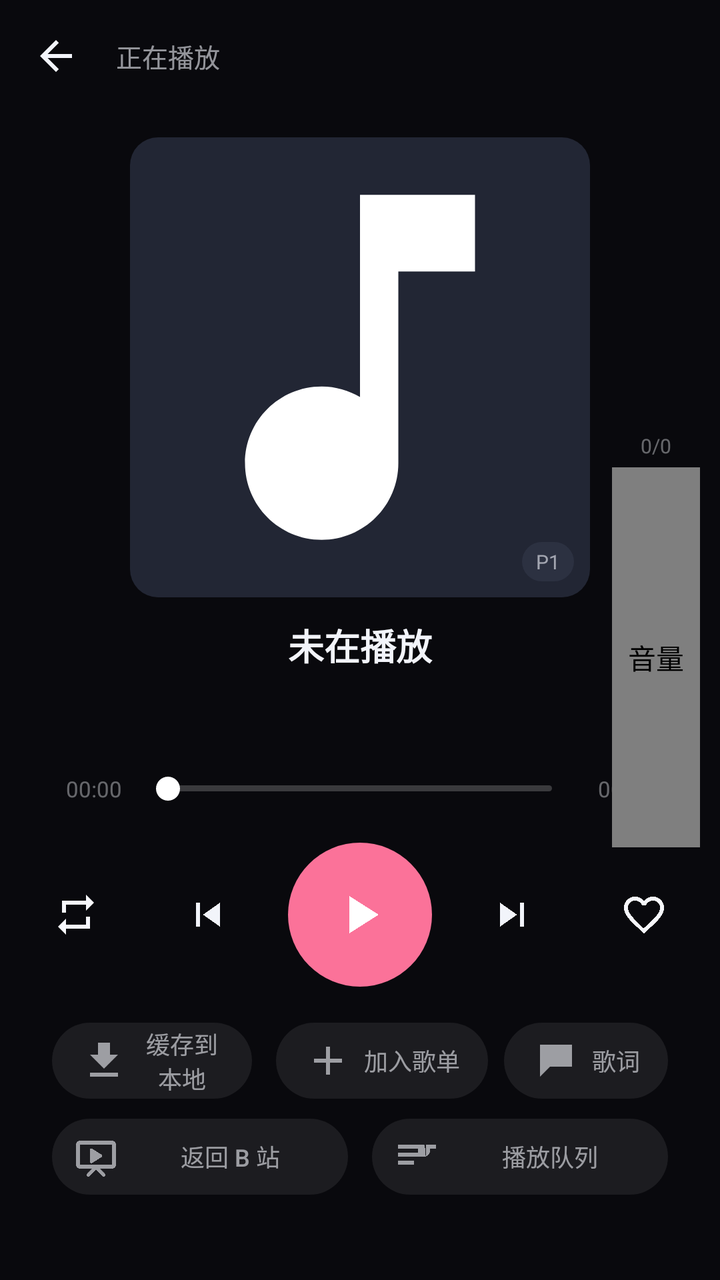
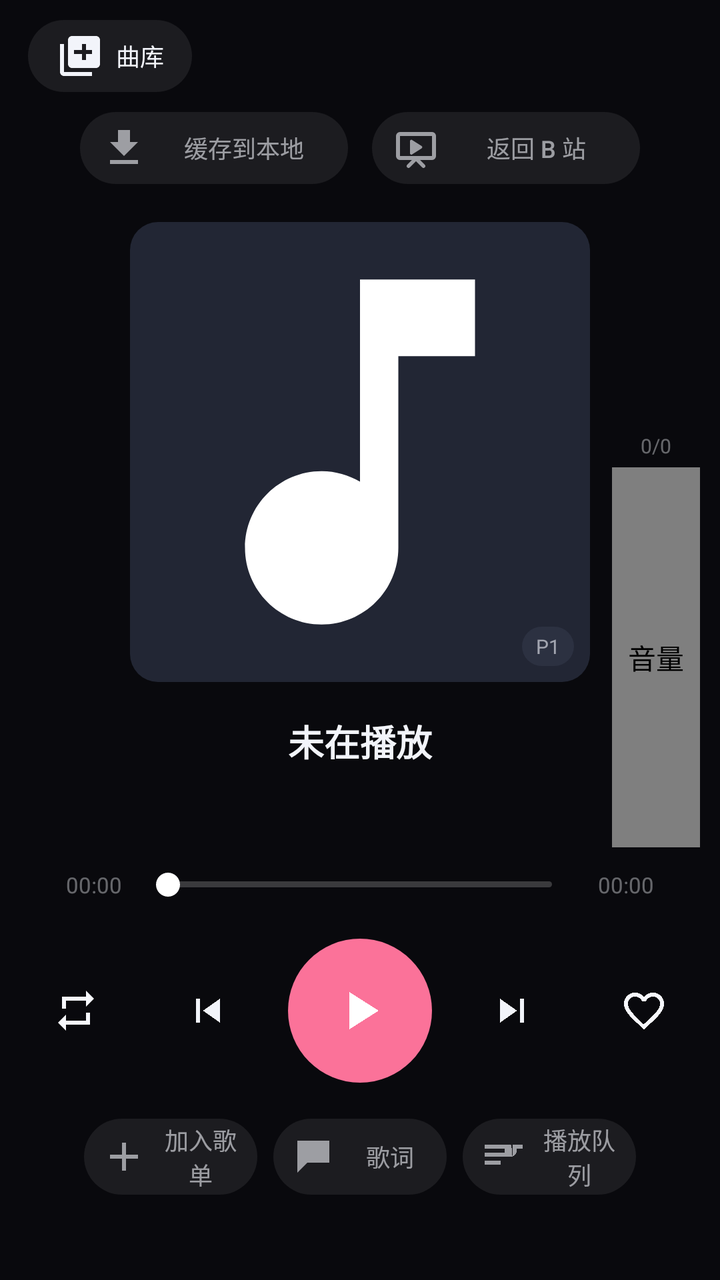

Screens rendered from an Android XML layout before and after an edit, with the pre-edit source and the edit as a unified diff.
<!-- AndroidManifest.xml: activity theme AppTheme -->
<!-- res/layout/activity_player.xml -->
<?xml version="1.0" encoding="utf-8"?>
<FrameLayout xmlns:android="http://schemas.android.com/apk/res/android"
    android:layout_width="match_parent"
    android:layout_height="match_parent"
    android:background="@color/bg">

    <ImageView
        android:id="@+id/bg"
        android:layout_width="match_parent"
        android:layout_height="match_parent"
        android:scaleType="centerCrop" />

    <View
        android:layout_width="match_parent"
        android:layout_height="match_parent"
        android:background="#86000000" />

    <LinearLayout
        android:layout_width="match_parent"
        android:layout_height="match_parent"
        android:orientation="vertical">

        <LinearLayout
            android:layout_width="match_parent"
            android:layout_height="56dp"
            android:gravity="center_vertical"
            android:orientation="horizontal"
            android:paddingLeft="6dp"
            android:paddingRight="6dp">

            <ImageButton
                android:id="@+id/back"
                android:layout_width="44dp"
                android:layout_height="44dp"
                android:background="@null"
                android:contentDescription="收起"
                android:src="@drawable/ic_back"
                android:tint="@color/text" />

            <TextView
                android:layout_width="0dp"
                android:layout_height="wrap_content"
                android:layout_weight="1"
                android:ellipsize="end"
                android:gravity="center_vertical"
                android:paddingLeft="8dp"
                android:singleLine="true"
                android:text="@string/now_playing"
                android:textColor="@color/text_sub"
                android:textSize="13sp" />
        </LinearLayout>

        <View
            android:layout_width="match_parent"
            android:layout_height="0dp"
            android:layout_weight="0.6" />

        <FrameLayout
            android:id="@+id/art_box"
            android:layout_width="230dp"
            android:layout_height="230dp"
            android:layout_gravity="center_horizontal">

            <ImageView
                android:id="@+id/art"
                android:layout_width="match_parent"
                android:layout_height="match_parent"
                android:background="@drawable/shape_card"
                android:scaleType="centerCrop"
                android:src="@drawable/ic_music_note" />

            <TextView
                android:id="@+id/n_badge"
                android:layout_width="wrap_content"
                android:layout_height="wrap_content"
                android:layout_gravity="bottom|right"
                android:layout_margin="8dp"
                android:background="@drawable/shape_card2"
                android:paddingBottom="3dp"
                android:paddingLeft="7dp"
                android:paddingRight="7dp"
                android:paddingTop="3dp"
                android:text="P1"
                android:textColor="@color/text_sub"
                android:textSize="10sp" />
        </FrameLayout>

        <View
            android:layout_width="match_parent"
            android:layout_height="0dp"
            android:layout_weight="0.5" />

        <LinearLayout
            android:layout_width="match_parent"
            android:layout_height="wrap_content"
            android:orientation="vertical"
            android:paddingLeft="26dp"
            android:paddingRight="26dp">

            <TextView
                android:id="@+id/title"
                android:layout_width="match_parent"
                android:layout_height="wrap_content"
                android:ellipsize="end"
                android:gravity="center"
                android:singleLine="true"
                android:text="未在播放"
                android:textColor="@color/text"
                android:textSize="18sp"
                android:textStyle="bold" />

            <TextView
                android:id="@+id/author"
                android:layout_width="match_parent"
                android:layout_height="wrap_content"
                android:layout_marginTop="6dp"
                android:ellipsize="end"
                android:gravity="center"
                android:singleLine="true"
                android:text=""
                android:textColor="@color/text_sub"
                android:textSize="13sp" />

            <LinearLayout
                android:id="@+id/row_seek"
                android:layout_width="match_parent"
                android:layout_height="wrap_content"
                android:layout_marginTop="22dp"
                android:gravity="center_vertical"
                android:orientation="horizontal">

                <TextView
                    android:id="@+id/t_cur"
                    android:layout_width="42dp"
                    android:layout_height="wrap_content"
                    android:gravity="center"
                    android:text="00:00"
                    android:textColor="@color/text_dim"
                    android:textSize="11sp" />

                <SeekBar
                    android:id="@+id/seek"
                    android:layout_width="0dp"
                    android:layout_height="26dp"
                    android:layout_weight="1"
                    android:max="1000"
                    android:progressDrawable="@drawable/seek_gray"
                    android:splitTrack="false"
                    android:thumb="@drawable/seek_thumb" />

                <TextView
                    android:id="@+id/t_dur"
                    android:layout_width="42dp"
                    android:layout_height="wrap_content"
                    android:gravity="center"
                    android:text="00:00"
                    android:textColor="@color/text_dim"
                    android:textSize="11sp" />
            </LinearLayout>

            <LinearLayout
                android:id="@+id/row_ctrl"
                android:layout_width="match_parent"
                android:layout_height="wrap_content"
                android:layout_marginTop="14dp"
                android:gravity="center"
                android:orientation="horizontal">

                <ImageButton
                    android:id="@+id/btn_mode"
                    android:layout_width="48dp"
                    android:layout_height="48dp"
                    android:background="@null"
                    android:contentDescription="播放模式"
                    android:src="@drawable/ic_repeat"
                    android:tint="@color/text_sub" />

                <View
                    android:layout_width="16dp"
                    android:layout_height="1dp" />

                <ImageButton
                    android:id="@+id/btn_prev"
                    android:layout_width="52dp"
                    android:layout_height="52dp"
                    android:background="@null"
                    android:contentDescription="上一首"
                    android:src="@drawable/ic_prev"
                    android:tint="@color/text" />

                <ImageButton
                    android:id="@+id/btn_play"
                    android:layout_width="72dp"
                    android:layout_height="72dp"
                    android:layout_marginLeft="14dp"
                    android:layout_marginRight="14dp"
                    android:background="@drawable/circle_accent"
                    android:contentDescription="@string/play"
                    android:padding="20dp"
                    android:scaleType="fitCenter"
                    android:src="@drawable/ic_play"
                    android:tint="@color/white" />

                <ImageButton
                    android:id="@+id/btn_next"
                    android:layout_width="52dp"
                    android:layout_height="52dp"
                    android:background="@null"
                    android:contentDescription="下一首"
                    android:src="@drawable/ic_next"
                    android:tint="@color/text" />

                <View
                    android:layout_width="16dp"
                    android:layout_height="1dp" />

                <ImageButton
                    android:id="@+id/btn_fav"
                    android:layout_width="48dp"
                    android:layout_height="48dp"
                    android:background="@null"
                    android:contentDescription="收藏"
                    android:src="@drawable/ic_fav_border"
                    android:tint="@color/text_sub" />
            </LinearLayout>

            <LinearLayout
                android:id="@+id/row_btns"
                android:layout_width="match_parent"
                android:layout_height="wrap_content"
                android:layout_marginTop="18dp"
                android:gravity="center"
                android:orientation="horizontal">

                <Button
                    android:id="@+id/btn_cache"
                    android:layout_width="0dp"
                    android:layout_height="38dp"
                    android:layout_weight="1"
                    android:background="@drawable/ripple_round"
                    android:drawableLeft="@drawable/ic_download"
                    android:drawablePadding="6dp"
                    android:drawableTint="@color/text_sub"
                    android:minWidth="0dp"
                    android:paddingLeft="14dp"
                    android:paddingRight="14dp"
                    android:text="缓存到本地"
                    android:textAllCaps="false"
                    android:textColor="@color/text_sub"
                    android:textSize="12sp" />

                <View
                    android:layout_width="12dp"
                    android:layout_height="1dp" />

                <Button
                    android:id="@+id/btn_add_pl"
                    android:layout_width="wrap_content"
                    android:layout_height="38dp"
                    android:background="@drawable/ripple_round"
                    android:drawableLeft="@drawable/ic_add"
                    android:drawablePadding="6dp"
                    android:drawableTint="@color/text_sub"
                    android:minWidth="0dp"
                    android:paddingLeft="14dp"
                    android:paddingRight="14dp"
                android:text="加入歌单"
                android:textAllCaps="false"
                android:textColor="@color/text_sub"
                android:textSize="12sp" />

                <View
                    android:layout_width="8dp"
                    android:layout_height="1dp" />

                <Button
                    android:id="@+id/btn_lyric"
                    android:layout_width="wrap_content"
                    android:layout_height="38dp"
                    android:background="@drawable/ripple_round"
                    android:drawableLeft="@drawable/ic_lyric"
                    android:drawablePadding="6dp"
                    android:drawableTint="@color/text_sub"
                    android:minWidth="0dp"
                    android:paddingLeft="14dp"
                    android:paddingRight="14dp"
                    android:text="@string/lyrics"
                    android:textAllCaps="false"
                    android:textColor="@color/text_sub"
                    android:textSize="12sp" />
            </LinearLayout>

            <LinearLayout
                android:id="@+id/row_queue"
                android:layout_width="match_parent"
                android:layout_height="wrap_content"
                android:layout_marginTop="10dp"
                android:gravity="center"
                android:orientation="horizontal">

                <Button
                    android:id="@+id/btn_bili"
                    android:layout_width="0dp"
                    android:layout_height="38dp"
                    android:layout_weight="1"
                    android:background="@drawable/ripple_round"
                    android:drawableLeft="@drawable/ic_bili"
                    android:drawablePadding="6dp"
                    android:drawableTint="@color/text_sub"
                    android:gravity="center"
                    android:minWidth="0dp"
                    android:paddingLeft="10dp"
                    android:paddingRight="10dp"
                    android:text="返回 B 站"
                    android:textAllCaps="false"
                    android:textColor="@color/text_sub"
                    android:textSize="12sp" />

                <Space
                    android:layout_width="12dp"
                    android:layout_height="1dp" />

                <Button
                    android:id="@+id/btn_queue"
                    android:layout_width="0dp"
                    android:layout_height="38dp"
                    android:layout_weight="1"
                    android:background="@drawable/ripple_round"
                    android:drawableLeft="@drawable/ic_queue"
                    android:drawablePadding="6dp"
                    android:drawableTint="@color/text_sub"
                    android:gravity="center"
                    android:minWidth="0dp"
                    android:paddingLeft="10dp"
                    android:paddingRight="10dp"
                    android:text="@string/current_queue"
                    android:textAllCaps="false"
                    android:textColor="@color/text_sub"
                    android:textSize="12sp" />
            </LinearLayout>

            <TextView
                android:id="@+id/hint"
                android:layout_width="match_parent"
                android:layout_height="wrap_content"
                android:layout_marginBottom="18dp"
                android:layout_marginTop="10dp"
                android:gravity="center"
                android:text=""
                android:textColor="@color/text_dim"
                android:textSize="11sp" />
        </LinearLayout>
    </LinearLayout>

    
    <FrameLayout
        android:layout_width="wrap_content"
        android:layout_height="wrap_content"
        android:layout_gravity="end|center_vertical"
        android:layout_marginEnd="10dp">

        <LinearLayout
            android:layout_width="wrap_content"
            android:layout_height="wrap_content"
            android:orientation="vertical"
            android:gravity="center_horizontal">

            <TextView
                android:id="@+id/vol_pct"
                android:layout_width="wrap_content"
                android:layout_height="wrap_content"
                android:text="0/0"
                android:textColor="@color/text_dim"
                android:textSize="10sp" />

            <com.volcano.bmusic.ui.VolumeBar
                android:id="@+id/vol_bar"
                android:layout_width="44dp"
                android:layout_height="190dp"
                android:layout_marginTop="4dp"
                android:contentDescription="@string/volume" />
        </LinearLayout>
    </FrameLayout>

    
    <FrameLayout
        android:id="@+id/lyric_panel"
        android:layout_width="match_parent"
        android:layout_height="match_parent"
        android:background="#E612141C"
        android:visibility="gone">

        <LinearLayout
            android:layout_width="match_parent"
            android:layout_height="match_parent"
            android:orientation="vertical"
            android:padding="18dp">

            <LinearLayout
                android:layout_width="match_parent"
                android:layout_height="wrap_content"
                android:orientation="horizontal"
                android:gravity="center_vertical">

                <TextView
                    android:layout_width="0dp"
                    android:layout_height="wrap_content"
                    android:layout_weight="1"
                    android:text="@string/lyric_panel_title"
                    android:textColor="@color/text"
                    android:textSize="16sp"
                    android:textStyle="bold" />

                <ImageButton
                    android:id="@+id/lyric_close"
                    android:layout_width="40dp"
                    android:layout_height="40dp"
                    android:background="@null"
                    android:src="@drawable/ic_close"
                    android:tint="@color/text_sub"
                    android:contentDescription="关闭" />
            </LinearLayout>

            <LinearLayout
                android:layout_width="match_parent"
                android:layout_height="wrap_content"
                android:layout_marginTop="10dp"
                android:orientation="horizontal">

                <EditText
                    android:id="@+id/lyric_query"
                    android:layout_width="0dp"
                    android:layout_height="38dp"
                    android:layout_weight="1"
                    android:background="@drawable/shape_card"
                    android:hint="@string/lyric_search_hint"
                    android:textColorHint="@color/text_dim"
                    android:imeOptions="actionSearch"
                    android:inputType="text"
                    android:paddingLeft="12dp"
                    android:paddingRight="12dp"
                    android:textColor="@color/text"
                    android:textSize="13sp" />

                <Button
                    android:id="@+id/lyric_search"
                    android:layout_width="wrap_content"
                    android:layout_height="38dp"
                    android:layout_marginLeft="8dp"
                    android:background="@drawable/ripple_round"
                    android:text="@string/search"
                    android:textAllCaps="false"
                    android:textColor="@color/text_sub"
                    android:textSize="12sp" />
            </LinearLayout>

            <TextView
                android:id="@+id/lyric_status"
                android:layout_width="match_parent"
                android:layout_height="wrap_content"
                android:layout_marginTop="6dp"
                android:gravity="center"
                android:textColor="@color/text_dim"
                android:textSize="11sp" />

            <ScrollView
                android:id="@+id/lyric_scroll"
                android:layout_width="match_parent"
                android:layout_height="0dp"
                android:layout_weight="1"
                android:layout_marginTop="8dp">

                <LinearLayout
                    android:id="@+id/lyric_lines"
                    android:layout_width="match_parent"
                    android:layout_height="wrap_content"
                    android:orientation="vertical"
                    android:paddingBottom="60dp" />
            </ScrollView>
        </LinearLayout>
    </FrameLayout>
</FrameLayout>
<!-- resources referenced by this layout -->
<resources>
  <color name="bg">#FF12141C</color>
  <color name="text">#FFF2F4FA</color>
  <color name="text_dim">#66F2F4FA</color>
  <color name="text_sub">#99F2F4FA</color>
  <color name="white">#FFFFFFFF</color>
  <!-- drawable circle_accent (drawable) -->
  <?xml version="1.0" encoding="utf-8"?>
  <shape xmlns:android="http://schemas.android.com/apk/res/android" android:shape="oval">
      <solid android:color="@color/pink" />
  </shape>
  <!-- drawable ic_add (drawable) -->
  <?xml version="1.0" encoding="utf-8"?>
  <vector xmlns:android="http://schemas.android.com/apk/res/android"
      android:width="24dp"
      android:height="24dp"
      android:viewportWidth="24.0"
      android:viewportHeight="24.0">
      <path
          android:fillColor="#FFFFFFFF"
          android:pathData="M19,13h-6v6h-2v-6H5v-2h6V5h2v6h6v2z" />
  </vector>
  <!-- drawable ic_back (drawable) -->
  <?xml version="1.0" encoding="utf-8"?>
  <vector xmlns:android="http://schemas.android.com/apk/res/android"
      android:width="24dp"
      android:height="24dp"
      android:viewportWidth="24.0"
      android:viewportHeight="24.0">
      <path
          android:fillColor="#FFFFFFFF"
          android:pathData="M20,11H7.83l5.59,-5.59L12,4l-8,8 8,8 1.41,-1.41L7.83,13H20v-2z" />
  </vector>
  <!-- drawable ic_next (drawable) -->
  <?xml version="1.0" encoding="utf-8"?>
  <vector xmlns:android="http://schemas.android.com/apk/res/android"
      android:width="24dp"
      android:height="24dp"
      android:viewportWidth="24.0"
      android:viewportHeight="24.0">
      <path
          android:fillColor="#FFFFFFFF"
          android:pathData="M6,18l8.5,-6L6,6v12zM16,6v12h2V6h-2z" />
  </vector>
  <!-- drawable ic_play (drawable) -->
  <?xml version="1.0" encoding="utf-8"?>
  <vector xmlns:android="http://schemas.android.com/apk/res/android"
      android:width="24dp"
      android:height="24dp"
      android:viewportWidth="24.0"
      android:viewportHeight="24.0">
      <path
          android:fillColor="#FFFFFFFF"
          android:pathData="M8,5v14l11,-7z" />
  </vector>
  <!-- drawable ic_prev (drawable) -->
  <?xml version="1.0" encoding="utf-8"?>
  <vector xmlns:android="http://schemas.android.com/apk/res/android"
      android:width="24dp"
      android:height="24dp"
      android:viewportWidth="24.0"
      android:viewportHeight="24.0">
      <path
          android:fillColor="#FFFFFFFF"
          android:pathData="M6,6h2v12H6zM9.5,12l8.5,6V6z" />
  </vector>
  <!-- drawable ripple_round (drawable) -->
  <?xml version="1.0" encoding="utf-8"?>
  <shape xmlns:android="http://schemas.android.com/apk/res/android" android:shape="rectangle">
      <solid android:color="#14FFFFFF" />
      <corners android:radius="24dp" />
  </shape>
  <!-- drawable seek_thumb (drawable) -->
  <?xml version="1.0" encoding="utf-8"?>
  <shape xmlns:android="http://schemas.android.com/apk/res/android" android:shape="oval">
      <size android:height="12dp" android:width="12dp" />
      <solid android:color="@color/white" />
  </shape>
  <!-- drawable shape_card (drawable) -->
  <?xml version="1.0" encoding="utf-8"?>
  <shape xmlns:android="http://schemas.android.com/apk/res/android" android:shape="rectangle">
      <solid android:color="@color/bg_card" />
      <corners android:radius="14dp" />
  </shape>
  <!-- drawable shape_card2 (drawable) -->
  <?xml version="1.0" encoding="utf-8"?>
  <shape xmlns:android="http://schemas.android.com/apk/res/android" android:shape="rectangle">
      <solid android:color="@color/bg_card_2" />
      <corners android:radius="10dp" />
  </shape>
  <string name="current_queue">播放队列</string>
  <string name="lyric_panel_title">歌词</string>
  <string name="lyric_search_hint">输入歌名 / 歌手，搜索歌词</string>
  <string name="lyrics">歌词</string>
  <string name="now_playing">正在播放</string>
  <string name="play">播放</string>
  <string name="search">搜索</string>
  <string name="volume">音量</string>
  <color name="pink">#FFFB7299</color>
  <color name="bg_card">#FF222634</color>
  <color name="bg_card_2">#FF2C3141</color>
  <color name="bg_soft">#FF1A1D28</color>
  <!-- unchanged entries left out for length: 10 -->
</resources>

<!-- the commit's change to res/layout/activity_player.xml (unified diff, before → after) -->
@@ -25,29 +25,76 @@
             android:layout_height="56dp"
             android:gravity="center_vertical"
             android:orientation="horizontal"
-            android:paddingLeft="6dp"
-            android:paddingRight="6dp">
-
-            <ImageButton
+            android:paddingLeft="14dp"
+            android:paddingRight="14dp">
+
+            
+            <Button
                 android:id="@+id/back"
-                android:layout_width="44dp"
-                android:layout_height="44dp"
-                android:background="@null"
-                android:contentDescription="收起"
-                android:src="@drawable/ic_back"
-                android:tint="@color/text" />
-
-            <TextView
+                android:layout_width="wrap_content"
+                android:layout_height="36dp"
+                android:background="@drawable/ripple_round"
+                android:drawableLeft="@drawable/ic_library"
+                android:drawablePadding="6dp"
+                android:drawableTint="@color/text"
+                android:minWidth="0dp"
+                android:paddingLeft="14dp"
+                android:paddingRight="14dp"
+                android:text="曲库"
+                android:textAllCaps="false"
+                android:textColor="@color/text"
+                android:textSize="12sp" />
+        </LinearLayout>
+
+        
+        <LinearLayout
+            android:id="@+id/row_top"
+            android:layout_width="match_parent"
+            android:layout_height="wrap_content"
+            android:layout_marginLeft="40dp"
+            android:layout_marginRight="40dp"
+            android:gravity="center"
+            android:orientation="horizontal">
+
+            <Button
+                android:id="@+id/btn_cache"
                 android:layout_width="0dp"
-                android:layout_height="wrap_content"
+                android:layout_height="36dp"
                 android:layout_weight="1"
-                android:ellipsize="end"
-                android:gravity="center_vertical"
-                android:paddingLeft="8dp"
-                android:singleLine="true"
-                android:text="@string/now_playing"
+                android:background="@drawable/ripple_round"
+                android:drawableLeft="@drawable/ic_download"
+                android:drawablePadding="6dp"
+                android:drawableTint="@color/text_sub"
+                android:gravity="center"
+                android:minWidth="0dp"
+                android:paddingLeft="10dp"
+                android:paddingRight="10dp"
+                android:text="缓存到本地"
+                android:textAllCaps="false"
                 android:textColor="@color/text_sub"
-                android:textSize="13sp" />
+                android:textSize="12sp" />
+
+            <View
+                android:layout_width="12dp"
+                android:layout_height="1dp" />
+
+            <Button
+                android:id="@+id/btn_bili"
+                android:layout_width="0dp"
+                android:layout_height="36dp"
+                android:layout_weight="1"
+                android:background="@drawable/ripple_round"
+                android:drawableLeft="@drawable/ic_bili"
+                android:drawablePadding="6dp"
+                android:drawableTint="@color/text_sub"
+                android:gravity="center"
+                android:minWidth="0dp"
+                android:paddingLeft="10dp"
+                android:paddingRight="10dp"
+                android:text="返回 B 站"
+                android:textAllCaps="false"
+                android:textColor="@color/text_sub"
+                android:textSize="12sp" />
         </LinearLayout>
 
         <View
@@ -224,46 +271,30 @@
                     android:tint="@color/text_sub" />
             </LinearLayout>
 
+            
             <LinearLayout
-                android:id="@+id/row_btns"
+                android:id="@+id/row_bottom"
                 android:layout_width="match_parent"
                 android:layout_height="wrap_content"
                 android:layout_marginTop="18dp"
+                android:layout_marginLeft="16dp"
+                android:layout_marginRight="16dp"
                 android:gravity="center"
                 android:orientation="horizontal">
-
-                <Button
-                    android:id="@+id/btn_cache"
-                    android:layout_width="0dp"
-                    android:layout_height="38dp"
-                    android:layout_weight="1"
-                    android:background="@drawable/ripple_round"
-                    android:drawableLeft="@drawable/ic_download"
-                    android:drawablePadding="6dp"
-                    android:drawableTint="@color/text_sub"
-                    android:minWidth="0dp"
-                    android:paddingLeft="14dp"
-                    android:paddingRight="14dp"
-                    android:text="缓存到本地"
-                    android:textAllCaps="false"
-                    android:textColor="@color/text_sub"
-                    android:textSize="12sp" />
-
-                <View
-                    android:layout_width="12dp"
-                    android:layout_height="1dp" />
 
                 <Button
                     android:id="@+id/btn_add_pl"
-                    android:layout_width="wrap_content"
+                    android:layout_width="0dp"
                     android:layout_height="38dp"
+                    android:layout_weight="1"
                     android:background="@drawable/ripple_round"
                     android:drawableLeft="@drawable/ic_add"
                     android:drawablePadding="6dp"
                     android:drawableTint="@color/text_sub"
+                    android:gravity="center"
                     android:minWidth="0dp"
-                    android:paddingLeft="14dp"
-                    android:paddingRight="14dp"
+                    android:paddingLeft="8dp"
+                    android:paddingRight="8dp"
                 android:text="加入歌单"
                 android:textAllCaps="false"
                 android:textColor="@color/text_sub"
@@ -275,49 +306,24 @@
 
                 <Button
                     android:id="@+id/btn_lyric"
-                    android:layout_width="wrap_content"
+                    android:layout_width="0dp"
                     android:layout_height="38dp"
+                    android:layout_weight="1"
                     android:background="@drawable/ripple_round"
                     android:drawableLeft="@drawable/ic_lyric"
                     android:drawablePadding="6dp"
                     android:drawableTint="@color/text_sub"
+                    android:gravity="center"
                     android:minWidth="0dp"
-                    android:paddingLeft="14dp"
-                    android:paddingRight="14dp"
+                    android:paddingLeft="8dp"
+                    android:paddingRight="8dp"
                     android:text="@string/lyrics"
                     android:textAllCaps="false"
                     android:textColor="@color/text_sub"
                     android:textSize="12sp" />
-            </LinearLayout>
-
-            <LinearLayout
-                android:id="@+id/row_queue"
-                android:layout_width="match_parent"
-                android:layout_height="wrap_content"
-                android:layout_marginTop="10dp"
-                android:gravity="center"
-                android:orientation="horizontal">
-
-                <Button
-                    android:id="@+id/btn_bili"
-                    android:layout_width="0dp"
-                    android:layout_height="38dp"
-                    android:layout_weight="1"
-                    android:background="@drawable/ripple_round"
-                    android:drawableLeft="@drawable/ic_bili"
-                    android:drawablePadding="6dp"
-                    android:drawableTint="@color/text_sub"
-                    android:gravity="center"
-                    android:minWidth="0dp"
-                    android:paddingLeft="10dp"
-                    android:paddingRight="10dp"
-                    android:text="返回 B 站"
-                    android:textAllCaps="false"
-                    android:textColor="@color/text_sub"
-                    android:textSize="12sp" />
-
-                <Space
-                    android:layout_width="12dp"
+
+                <View
+                    android:layout_width="8dp"
                     android:layout_height="1dp" />
 
                 <Button
@@ -331,8 +337,8 @@
                     android:drawableTint="@color/text_sub"
                     android:gravity="center"
                     android:minWidth="0dp"
-                    android:paddingLeft="10dp"
-                    android:paddingRight="10dp"
+                    android:paddingLeft="8dp"
+                    android:paddingRight="8dp"
                     android:text="@string/current_queue"
                     android:textAllCaps="false"
                     android:textColor="@color/text_sub"
<!-- resource entries referenced after the edit -->
@@ -21,7 +21,7 @@
           android:fillColor="#FFFFFFFF"
           android:pathData="M19,13h-6v6h-2v-6H5v-2h6V5h2v6h6v2z" />
   </vector>
-  <!-- drawable ic_back (drawable) -->
+  <!-- drawable ic_library (drawable) -->
   <?xml version="1.0" encoding="utf-8"?>
   <vector xmlns:android="http://schemas.android.com/apk/res/android"
       android:width="24dp"
@@ -30,7 +30,7 @@
       android:viewportHeight="24.0">
       <path
           android:fillColor="#FFFFFFFF"
-          android:pathData="M20,11H7.83l5.59,-5.59L12,4l-8,8 8,8 1.41,-1.41L7.83,13H20v-2z" />
+          android:pathData="M20,2H8c-1.1,0 -2,0.9 -2,2v12c0,1.1 0.9,2 2,2h12c1.1,0 2,-0.9 2,-2V4c0,-1.1 -0.9,-2 -2,-2zM18,11h-3v3h-2v-3H9V9h4V6h2v3h3v2zM4,6H2v14c0,1.1 0.9,2 2,2h14v-2H4V6z" />
   </vector>
   <!-- drawable ic_next (drawable) -->
   <?xml version="1.0" encoding="utf-8"?>
@@ -93,7 +93,6 @@
   <string name="lyric_panel_title">歌词</string>
   <string name="lyric_search_hint">输入歌名 / 歌手，搜索歌词</string>
   <string name="lyrics">歌词</string>
-  <string name="now_playing">正在播放</string>
   <string name="play">播放</string>
   <string name="search">搜索</string>
   <string name="volume">音量</string>
